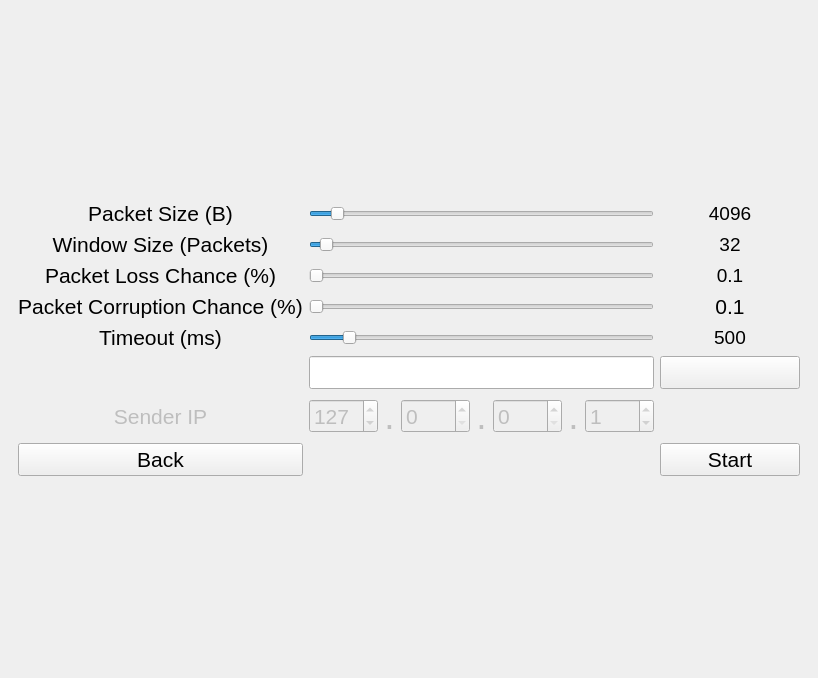
First picture: the form in Front/form.ui, repository gabitim/RC_Proiect, before the edit.
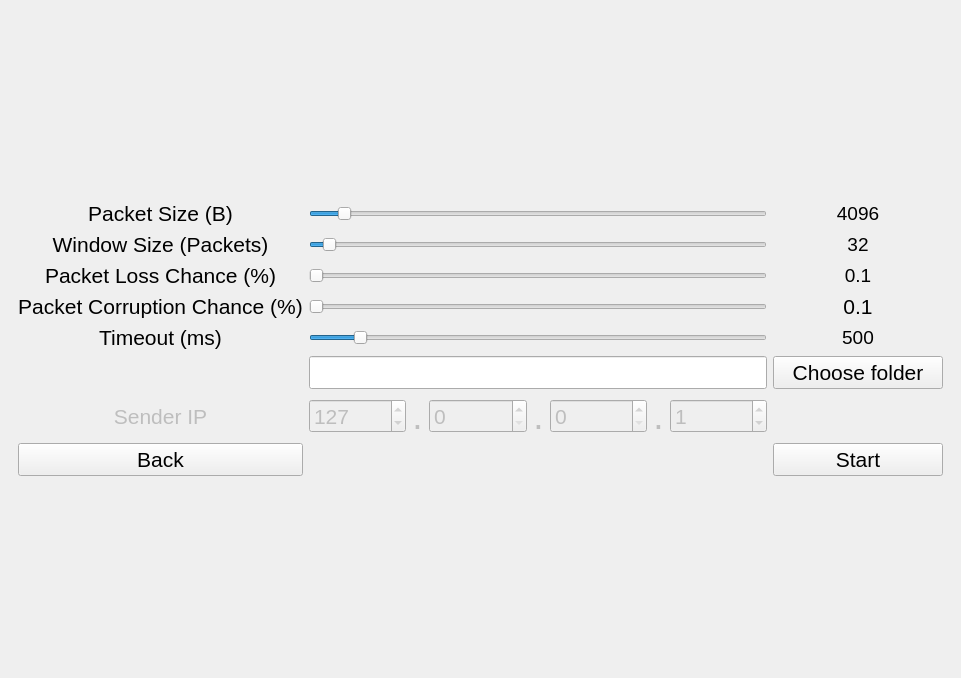
Second picture: the form after the edit. The open tabs and pages were chosen to show the change. Icons and pictures are not drawn.

Commit message: Fix Choose Folder button size

What changed in the file:
```diff
--- a/Front/form.ui
+++ b/Front/form.ui
@@ -6,7 +6,7 @@
    <rect>
     <x>0</x>
     <y>0</y>
-    <width>818</width>
+    <width>961</width>
     <height>678</height>
    </rect>
   </property>
@@ -170,12 +170,12 @@
            <widget class="QPushButton" name="path_button">
             <property name="minimumSize">
              <size>
-              <width>140</width>
+              <width>170</width>
               <height>0</height>
              </size>
             </property>
             <property name="text">
-             <string/>
+             <string>Choose folder</string>
             </property>
            </widget>
           </item>
```
The commit also changes 1 other file.
